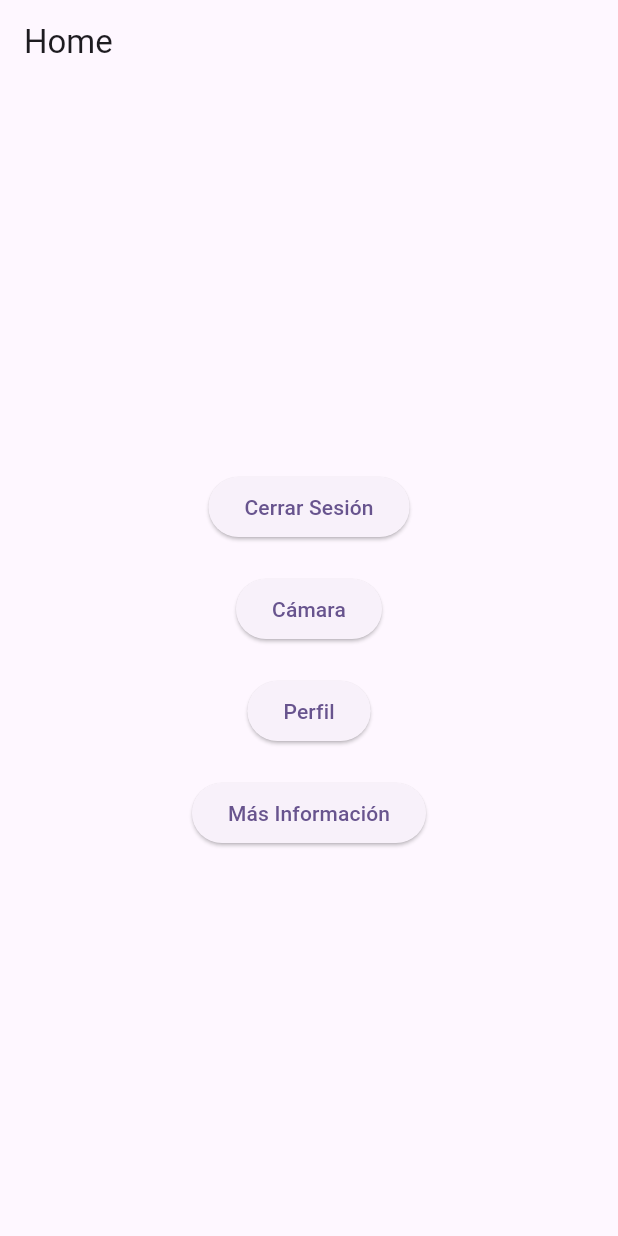
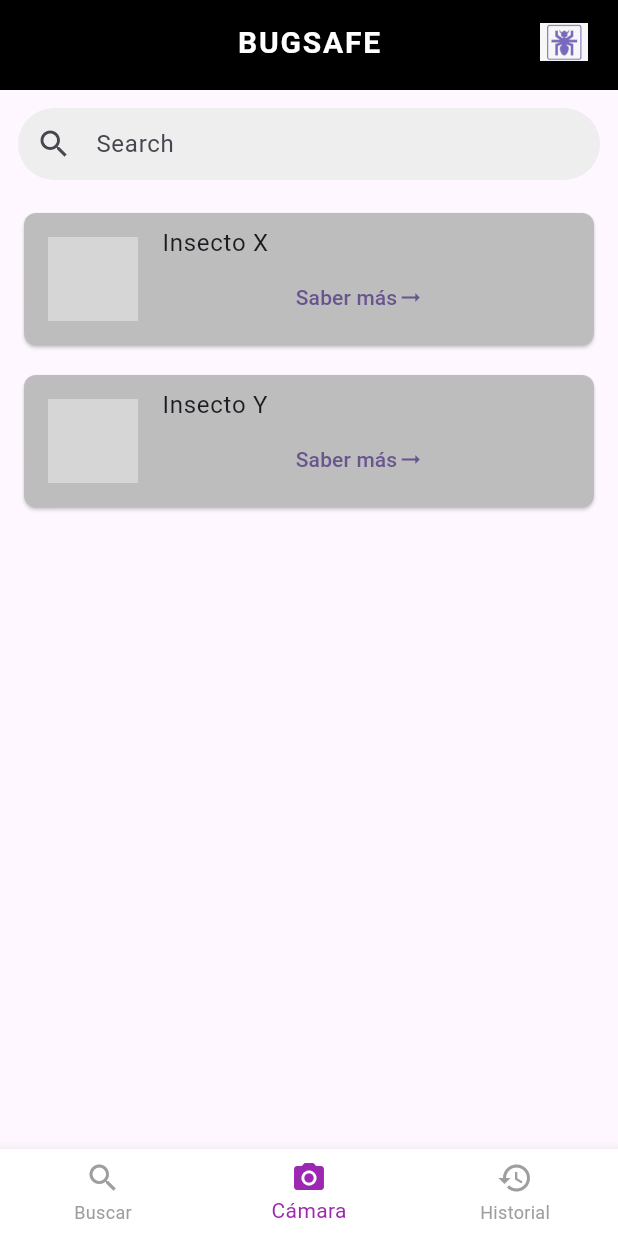
Before and after one commit to Aldair0707/BugSafe, a Flutter app: the HomePage screen opened directly, on a phone screen of 412 x 824 dp. Run offline on Flutter 3.47's test engine with Material 3 defaults, Android fonts, the phone set to English and light mode, and no system bars; network calls fail; grey boxes are pictures that could not be loaded.

Commit message:
update home.dart

```diff
--- /dev/null
+++ b/lib/camera_page.dart
@@ -0,0 +1,16 @@
+import 'package:flutter/material.dart';
+
+class CameraPage extends StatelessWidget {
+  @override
+  Widget build(BuildContext context) {
+    return Scaffold(
+      appBar: AppBar(title: Text("Cámara")),
+      body: Center(
+        child: Text(
+          "Aquí irá la funcionalidad de la cámara",
+          style: TextStyle(fontSize: 18),
+        ),
+      ),
+    );
+  }
+}
--- a/lib/home.dart
+++ b/lib/home.dart
@@ -1,67 +1,217 @@
 import 'package:flutter/material.dart';
 import 'package:bugsafe_app/login.dart';
 
-// ---------------- HOME ----------------
-class HomePage extends StatelessWidget {
+// ----------------- MODELO -----------------
+class Insecto {
+  final String nombre;
+  final String imagenUrl;
+  final String descripcion;
+
+  Insecto({
+    required this.nombre,
+    required this.imagenUrl,
+    required this.descripcion,
+  });
+
+  factory Insecto.fromJson(Map<String, dynamic> json) {
+    return Insecto(
+      nombre: json['nombre'] ?? "Insecto",
+      imagenUrl: json['imagenUrl'] ?? "",
+      descripcion: json['descripcion'] ?? "Sin descripción",
+    );
+  }
+}
+
+class HomePage extends StatefulWidget {
+  const HomePage({super.key});
+
+  @override
+  State<HomePage> createState() => _HomePageState();
+}
+
+class _HomePageState extends State<HomePage> {
+  int _selectedIndex = 1;
+
+  Future<List<Insecto>> fetchInsectos() async {
+    await Future.delayed(const Duration(seconds: 1));
+    return [
+      Insecto(
+        nombre: "Insecto X",
+        imagenUrl:
+            "https://upload.wikimedia.org/wikipedia/commons/3/3e/Moth.jpg",
+        descripcion: "Insecto de ejemplo",
+      ),
+      Insecto(
+        nombre: "Insecto Y",
+        imagenUrl:
+            "https://upload.wikimedia.org/wikipedia/commons/3/3e/Moth.jpg",
+        descripcion: "Otro insecto de prueba",
+      ),
+    ];
+  }
+
+  void _onItemTapped(int index) {
+    setState(() {
+      _selectedIndex = index;
+    });
+
+    if (index == 0) {
+      // Buscar
+      ScaffoldMessenger.of(
+        context,
+      ).showSnackBar(const SnackBar(content: Text("Buscar presionado")));
+    } else if (index == 1) {
+      // Cámara
+      Navigator.push(
+        context,
+        MaterialPageRoute(builder: (context) => const CameraPage()),
+      );
+    } else if (index == 2) {
+      // Historial
+      ScaffoldMessenger.of(
+        context,
+      ).showSnackBar(const SnackBar(content: Text("Historial presionado")));
+    }
+  }
+
   @override
   Widget build(BuildContext context) {
     return Scaffold(
-      appBar: AppBar(title: Text("Home")),
-      body: Center(
-        child: Column(
-          mainAxisAlignment: MainAxisAlignment.center,
-          children: [
-            // Botón Cerrar Sesión
-            ElevatedButton(
-              child: Text("Cerrar Sesión"),
-              onPressed: () {
-                Navigator.pushReplacement(
-                  context,
-                  MaterialPageRoute(builder: (context) => LoginPage()),
+      appBar: PreferredSize(
+        preferredSize: const Size.fromHeight(60),
+        child: AppBar(
+          automaticallyImplyLeading: false,
+          backgroundColor: Colors.black,
+          title: Row(
+            mainAxisAlignment: MainAxisAlignment.spaceBetween,
+            children: [
+              const SizedBox(width: 40),
+              const Text(
+                "BUGSAFE",
+                style: TextStyle(
+                  fontWeight: FontWeight.bold,
+                  fontSize: 20,
+                  letterSpacing: 1.2,
+                  color: Colors.white,
+                ),
+              ),
+              // Logo desde assets
+              Container(
+                padding: const EdgeInsets.all(4),
+                decoration: const BoxDecoration(
+                  color: Colors.black,
+                  shape: BoxShape.circle,
+                ),
+                child: Image.asset("assets/logo2.jpeg", height: 32, width: 32),
+              ),
+            ],
+          ),
+          centerTitle: true,
+        ),
+      ),
+
+      body: Column(
+        children: [
+          // Barra de búsqueda
+          Padding(
+            padding: const EdgeInsets.all(12.0),
+            child: TextField(
+              decoration: InputDecoration(
+                hintText: "Search",
+                prefixIcon: const Icon(Icons.search),
+                filled: true,
+                fillColor: Colors.grey.shade200,
+                contentPadding: const EdgeInsets.symmetric(vertical: 10),
+                border: OutlineInputBorder(
+                  borderRadius: BorderRadius.circular(25),
+                  borderSide: BorderSide.none,
+                ),
+              ),
+            ),
+          ),
+
+          Expanded(
+            child: FutureBuilder<List<Insecto>>(
+              future: fetchInsectos(),
+              builder: (context, snapshot) {
+                if (snapshot.connectionState == ConnectionState.waiting) {
+                  return const Center(child: CircularProgressIndicator());
+                } else if (snapshot.hasError) {
+                  return const Center(child: Text("Error al cargar insectos"));
+                } else if (!snapshot.hasData || snapshot.data!.isEmpty) {
+                  return const Center(
+                    child: Text("No hay insectos registrados"),
+                  );
+                }
+
+                final insectos = snapshot.data!;
+                return ListView.builder(
+                  itemCount: insectos.length,
+                  itemBuilder: (context, index) {
+                    final insecto = insectos[index];
+                    return Padding(
+                      padding: const EdgeInsets.symmetric(
+                        horizontal: 12,
+                        vertical: 6,
+                      ),
+                      child: Card(
+                        color: Colors.grey.shade400,
+                        shape: RoundedRectangleBorder(
+                          borderRadius: BorderRadius.circular(8),
+                        ),
+                        child: ListTile(
+                          leading: Image.network(
+                            insecto.imagenUrl,
+                            width: 60,
+                            fit: BoxFit.cover,
+                          ),
+                          title: Text(insecto.nombre),
+                          subtitle: TextButton(
+                            onPressed: () {
+                              Navigator.push(
+                                context,
+                                MaterialPageRoute(
+                                  builder: (context) => const InfoPage(),
+                                ),
+                              );
+                            },
+                            child: const Row(
+                              mainAxisSize: MainAxisSize.min,
+                              children: [
+                                Text("Saber más"),
+                                Icon(Icons.arrow_right_alt),
+                              ],
+                            ),
+                          ),
+                        ),
+                      ),
+                    );
+                  },
                 );
               },
             ),
+          ),
+        ],
+      ),
 
-            const SizedBox(height: 20),
-
-            // Botón Cámara
-            ElevatedButton(
-              child: Text("Cámara"),
-              onPressed: () {
-                Navigator.push(
-                  context,
-                  MaterialPageRoute(builder: (context) => CameraPage()),
-                );
-              },
-            ),
-
-            const SizedBox(height: 20),
-
-            // Botón Perfil
-            ElevatedButton(
-              child: Text("Perfil"),
-              onPressed: () {
-                Navigator.push(
-                  context,
-                  MaterialPageRoute(builder: (context) => ProfilePage()),
-                );
-              },
-            ),
-
-            const SizedBox(height: 20),
-
-            // Botón Más información
-            ElevatedButton(
-              child: Text("Más Información"),
-              onPressed: () {
-                Navigator.push(
-                  context,
-                  MaterialPageRoute(builder: (context) => InfoPage()),
-                );
-              },
-            ),
-          ],
-        ),
+      bottomNavigationBar: BottomNavigationBar(
+        backgroundColor: Colors.white,
+        selectedItemColor: Colors.purple,
+        unselectedItemColor: Colors.grey,
+        showUnselectedLabels: true,
+        currentIndex: _selectedIndex,
+        onTap: _onItemTapped,
+        items: const [
+          BottomNavigationBarItem(icon: Icon(Icons.search), label: "Buscar"),
+          BottomNavigationBarItem(
+            icon: Icon(Icons.camera_alt),
+            label: "Cámara",
+          ),
+          BottomNavigationBarItem(
+            icon: Icon(Icons.history),
+            label: "Historial",
+          ),
+        ],
       ),
     );
   }
@@ -69,11 +219,13 @@ class HomePage extends StatelessWidget {
 
 // ---------------- CAMERA ----------------
 class CameraPage extends StatelessWidget {
+  const CameraPage({super.key});
+
   @override
   Widget build(BuildContext context) {
     return Scaffold(
-      appBar: AppBar(title: Text("Cámara")),
-      body: Center(
+      appBar: AppBar(title: const Text("Cámara")),
+      body: const Center(
         child: Text(
           "Aquí irá la funcionalidad de la cámara",
           style: TextStyle(fontSize: 18),
@@ -85,11 +237,13 @@ class CameraPage extends StatelessWidget {
 
 // ---------------- PROFILE ----------------
 class ProfilePage extends StatelessWidget {
+  const ProfilePage({super.key});
+
   @override
   Widget build(BuildContext context) {
     return Scaffold(
-      appBar: AppBar(title: Text("Perfil")),
-      body: Center(
+      appBar: AppBar(title: const Text("Perfil")),
+      body: const Center(
         child: Text(
           "Aquí irá la información del perfil del usuario",
           style: TextStyle(fontSize: 18),
@@ -101,11 +255,13 @@ class ProfilePage extends StatelessWidget {
 
 // ---------------- INFO ----------------
 class InfoPage extends StatelessWidget {
+  const InfoPage({super.key});
+
   @override
   Widget build(BuildContext context) {
     return Scaffold(
-      appBar: AppBar(title: Text("Más Información")),
-      body: Center(
+      appBar: AppBar(title: const Text("Más Información")),
+      body: const Center(
         child: Text(
           "Aquí puedes mostrar detalles adicionales de la app",
           style: TextStyle(fontSize: 18),
```
Also changed, not shown: assets/logo2.jpeg (added), pubspec.lock.
